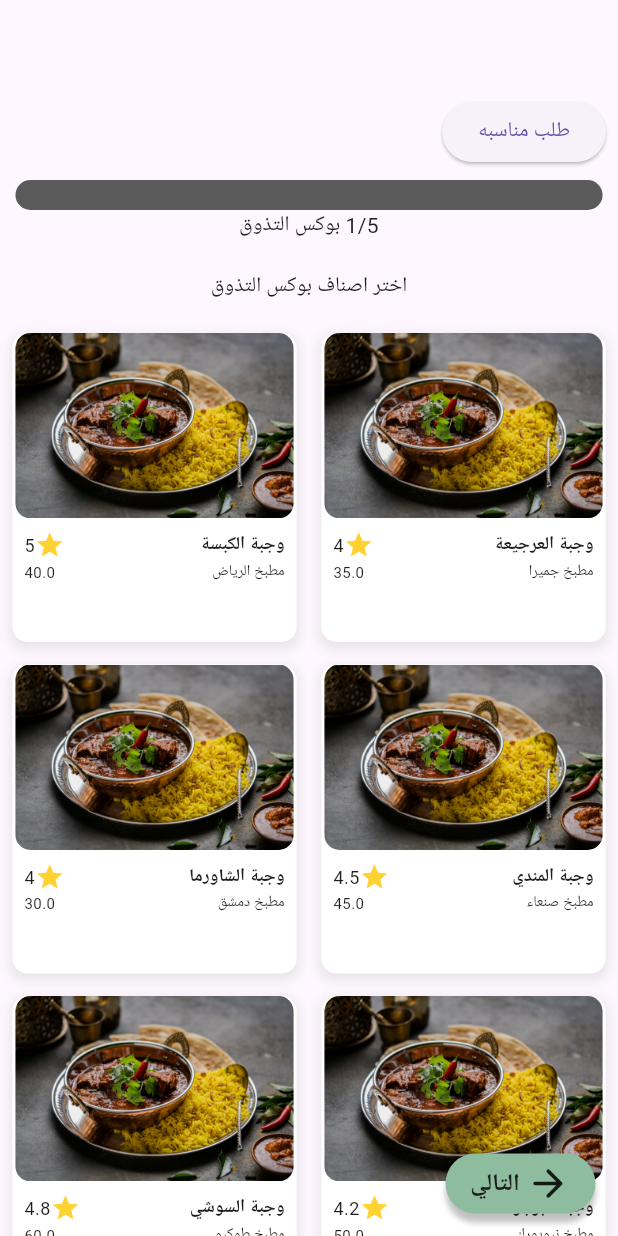
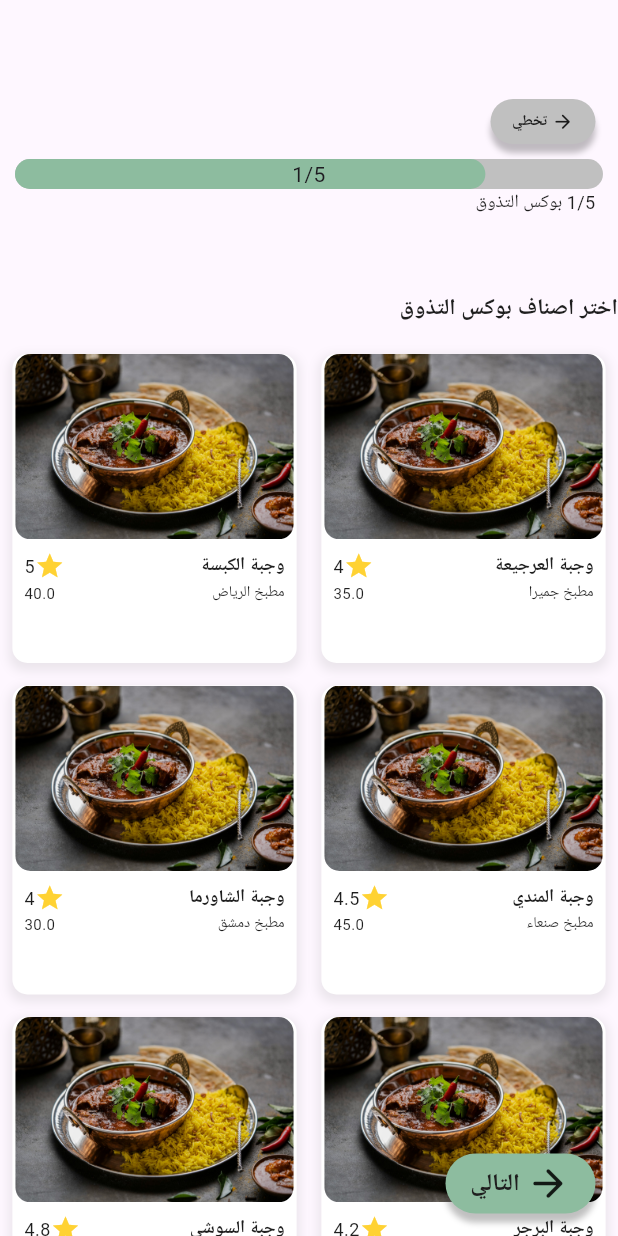
Before and after one commit to radwan-77/kojina_project, a Flutter app: the screen it shows after launch, on a phone screen of 412 x 824 dp. Run offline on Flutter 3.47's test engine with Material 3 defaults, Android fonts, the phone set to English and light mode, and no system bars; drawn by our look-alikes of percent_indicator; our stand-ins replace geolocator, google_fonts, google_maps_flutter, google_nav_bar, shared_preferences; missing offline and left inert: dart:ffi; accounts and stored records are empty; Roboto replaces fonts that are missing (Cairo).

Commit message:
spical screen done

```diff
--- a/lib/screen/order-flow/spiacial_order_screen.dart
+++ b/lib/screen/order-flow/spiacial_order_screen.dart
@@ -3,8 +3,7 @@ import 'package:kojina_project/helper/consts.dart';
 import 'package:kojina_project/helper/function_helper.dart';
 import 'package:kojina_project/provider/meals_provider.dart';
 import 'package:kojina_project/widget/card/spiacial_card.dart';
-import 'package:kojina_project/widget/static/custom_label.dart';
-import 'package:kojina_project/widget/static/progress_bar_order.dart';
+import 'package:percent_indicator/linear_percent_indicator.dart';
 import 'package:provider/provider.dart';
 
 class SpiacialOrderScreen extends StatefulWidget {
@@ -26,32 +25,72 @@ class _SpiacialOrderScreenState extends State<SpiacialOrderScreen> {
               child: Column(
                 children: [
                   Padding(
-                    padding: const EdgeInsets.all(8.0),
-                    child: Row(
-                      children: [
-                        ElevatedButton(
-                          onPressed: () {},
-                          child: Text("طلب مناسبه"),
+                    padding: const EdgeInsets.symmetric(vertical: 10),
+
+                    /////////////////skip button//////////////////
+                    child: Padding(
+                      padding: const EdgeInsets.symmetric(horizontal: 15),
+                      child: Align(
+                        alignment: Alignment.centerRight,
+                        child: Container(
+                          width: 70,
+                          height: 30,
+                          decoration: BoxDecoration(
+                            color: tertiaryLight,
+                            borderRadius: BorderRadius.circular(30),
+                            boxShadow: [
+                              BoxShadow(
+                                color: Color(0x3F000000),
+                                blurRadius: 3,
+                                offset: Offset(0, 6),
+                                spreadRadius: 0,
+                              ),
+                            ],
+                          ),
+                          child: Row(
+                            mainAxisAlignment: MainAxisAlignment.center,
+                            children: [
+                              Icon(
+                                Icons.arrow_back_rounded,
+                                size: 15,
+                              ),
+                              Text(
+                                " تخطي",
+                                style: bold10,
+                              ),
+                            ],
+                          ),
                         ),
-                      ],
+                      ),
                     ),
                   ),
-                  Row(
-                    mainAxisAlignment: MainAxisAlignment.center,
-                    children: [
-                      Container(
-                        width: getsize(context).width * 0.95,
-                        height: 20,
-                        decoration: BoxDecoration(
-                          color: tertiaryDark,
-                          borderRadius: BorderRadius.circular(10),
-                        ),
-                      ),
-                    ],
+                  LinearPercentIndicator(
+                    barRadius: Radius.circular(20),
+                    lineHeight: 20,
+                    center: Text("1/5"),
+                    // width: getsize(context).width * 0.9,
+                    animation: true,
+                    animationDuration: 800,
+                    percent: 0.8,
+                    backgroundColor: tertiaryLight,
+                    progressColor: mainColor,
                   ),
-                  Text("1/5 بوكس التذوق"),
-                  SizedBox(height: 20),
-                  Text("اختر اصناف بوكس التذوق"),
+                  Padding(
+                    padding: const EdgeInsets.symmetric(horizontal: 15),
+                    child: Align(
+                        alignment: Alignment.centerRight,
+                        child: Text(
+                          "1/5 بوكس التذوق",
+                          style: normal12,
+                        )),
+                  ),
+                  SizedBox(height: 50),
+                  Align(
+                      alignment: Alignment.centerRight,
+                      child: Text(
+                        "اختر اصناف بوكس التذوق",
+                        style: bold15,
+                      )),
                   SizedBox(height: 20),
                   GridView.builder(
                     shrinkWrap: true,
--- a/pubspec.yaml
+++ b/pubspec.yaml
@@ -34,6 +34,7 @@ dependencies:
   # The following adds the Cupertino Icons font to your application.
   # Use with the CupertinoIcons class for iOS style icons.
   cupertino_icons: ^1.0.6
+  progress_indicators:
   google_fonts:
   google_maps_flutter:
   geolocator:
@@ -47,6 +48,7 @@ dependencies:
   shared_preferences:
   flutter_localizations:
         sdk: flutter
+  percent_indicator: ^4.2.3
 
 
 
```
Also changed, not shown: pubspec.lock.
